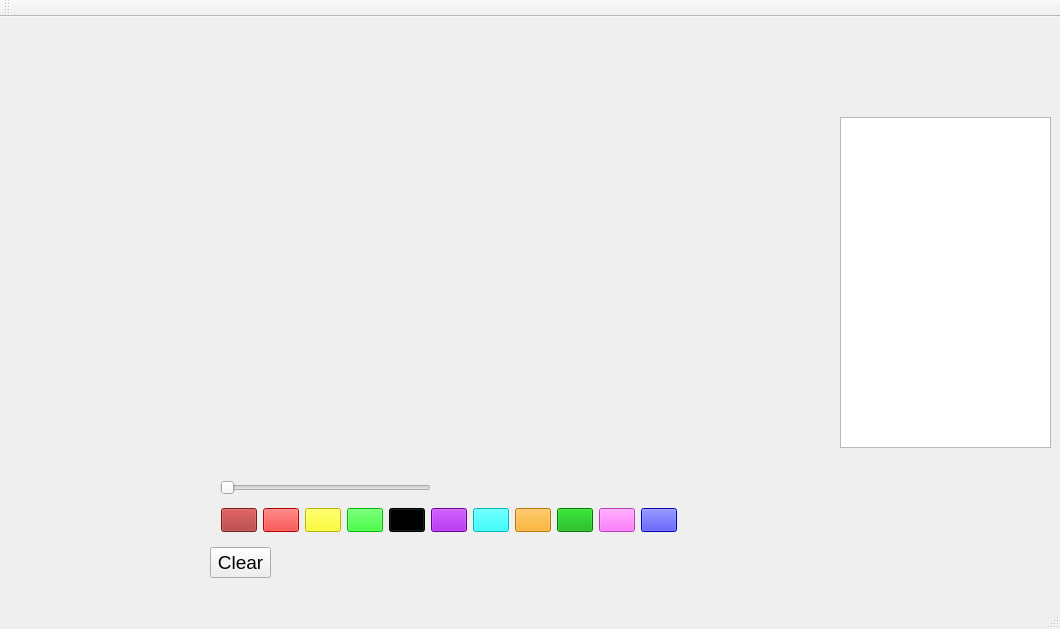
This is User/User/Drawer_Game_Interface.ui in xNaga09x/ProjectModernCpp as Qt 5 draws it before an edit. The edited form follows.
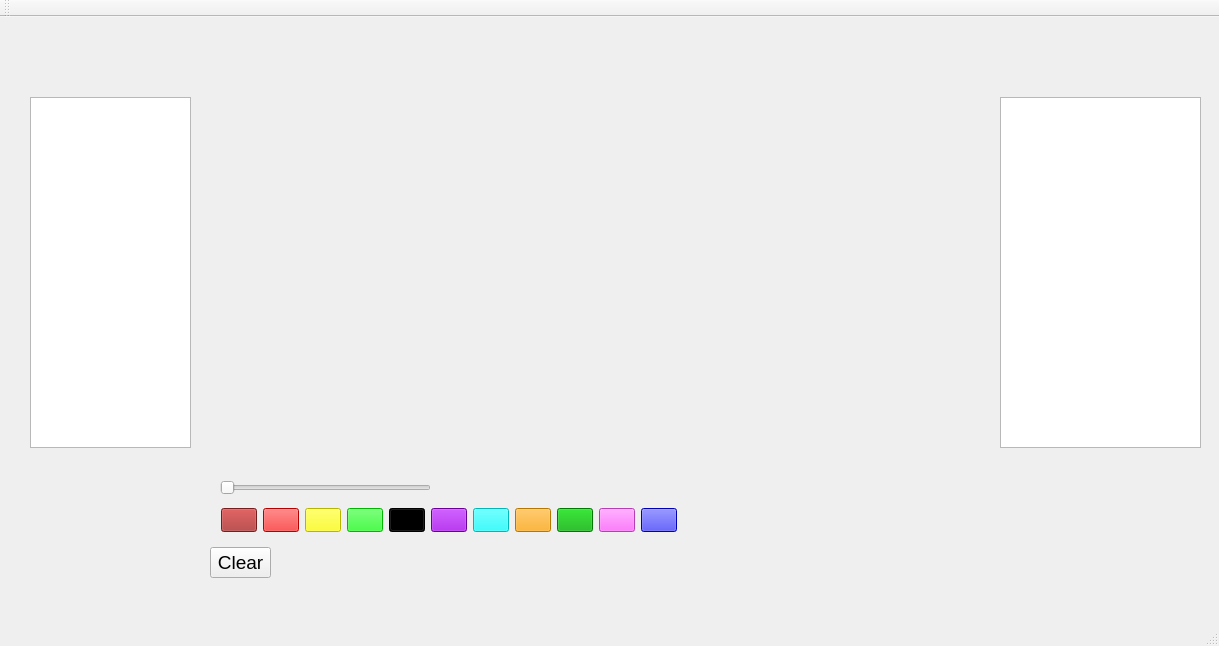
This is the edited form.

Commit message: Modify Drawer_Interface

Diff of the .ui file:
```diff
--- a/User/User/Drawer_Game_Interface.ui
+++ b/User/User/Drawer_Game_Interface.ui
@@ -6,8 +6,8 @@
    <rect>
     <x>0</x>
     <y>0</y>
-    <width>1060</width>
-    <height>629</height>
+    <width>1219</width>
+    <height>646</height>
    </rect>
   </property>
   <property name="windowTitle">
@@ -296,16 +296,26 @@
    <widget class="QTextEdit" name="chatDisplayDraw">
     <property name="geometry">
      <rect>
-      <x>840</x>
-      <y>100</y>
-      <width>211</width>
-      <height>331</height>
+      <x>1000</x>
+      <y>80</y>
+      <width>201</width>
+      <height>351</height>
      </rect>
     </property>
     <property name="readOnly">
      <bool>true</bool>
     </property>
    </widget>
+   <widget class="QListView" name="playerList">
+    <property name="geometry">
+     <rect>
+      <x>30</x>
+      <y>80</y>
+      <width>161</width>
+      <height>351</height>
+     </rect>
+    </property>
+   </widget>
   </widget>
   <widget class="QMenuBar" name="menuBar">
    <property name="geometry">
```
Left out of the diff: 2 changed lines with no effect on the pictures. The commit also changes 3 other files.
